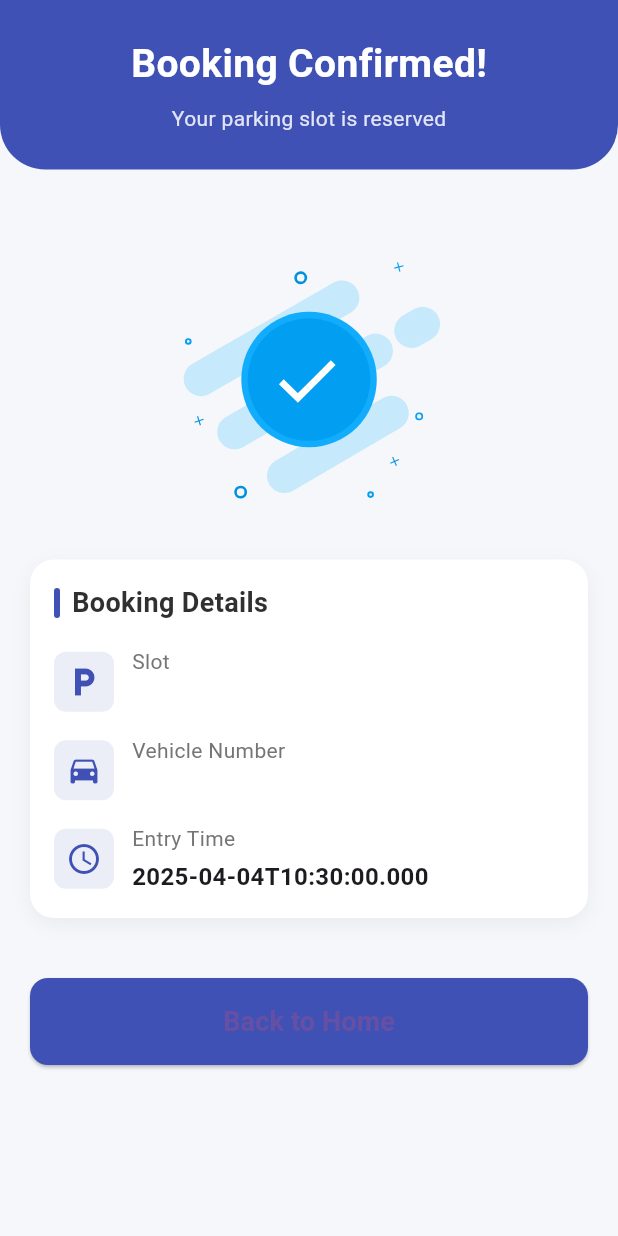
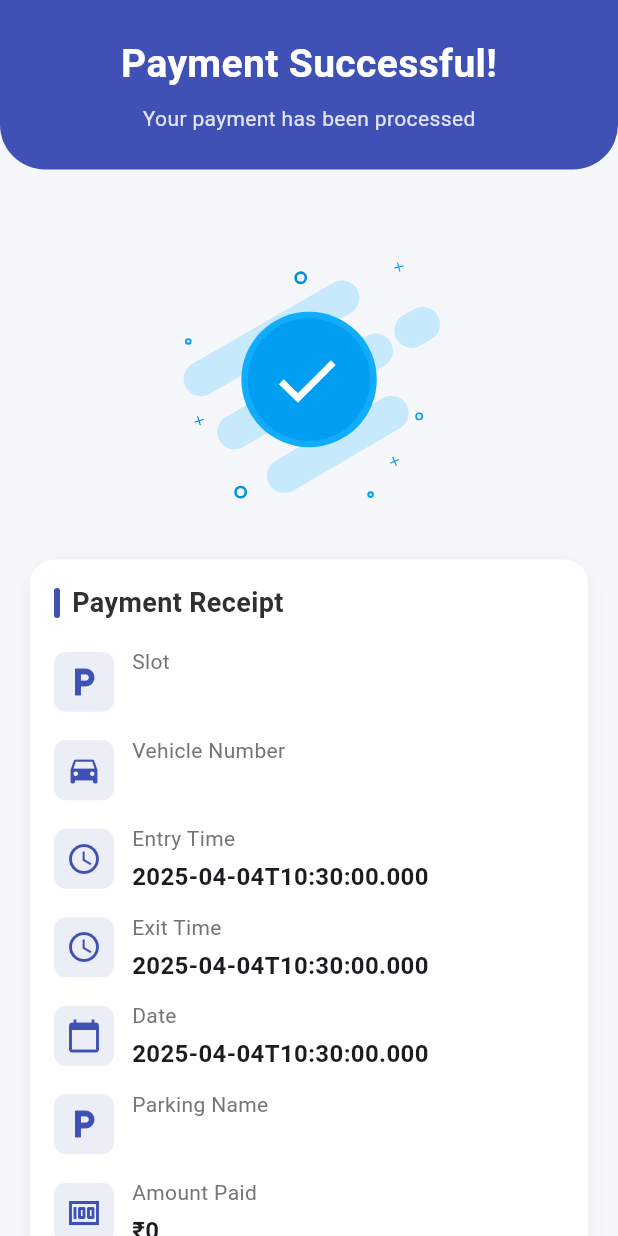
Before and after one commit to ayuktha63/Parking_slot_Booking_Owner, a Flutter app: the SuccessScreen screen opened directly with empty values, on a phone screen of 412 x 824 dp. Run offline on Flutter 3.47's test engine with Material 3 defaults, Android fonts, the phone set to English and light mode, and no system bars; our stand-ins replace google_fonts, lottie; network calls fail.

Commit message:
profile_2

```diff
--- a/lib/success_screen.dart
+++ b/lib/success_screen.dart
@@ -8,6 +8,9 @@ class SuccessScreen extends StatelessWidget {
 
   @override
   Widget build(BuildContext context) {
+    // Determine if this is a payment or booking success based on presence of 'amount'
+    final isPayment = receipt['amount'] != null;
+
     return Scaffold(
       backgroundColor: const Color(0xFFF5F7FA),
       body: SingleChildScrollView(
@@ -26,9 +29,9 @@ class SuccessScreen extends StatelessWidget {
               child: Column(
                 crossAxisAlignment: CrossAxisAlignment.center,
                 children: [
-                  const Text(
-                    "Booking Confirmed!",
-                    style: TextStyle(
+                  Text(
+                    isPayment ? "Payment Successful!" : "Booking Confirmed!",
+                    style: const TextStyle(
                       color: Colors.white,
                       fontSize: 26,
                       fontWeight: FontWeight.bold,
@@ -36,7 +39,9 @@ class SuccessScreen extends StatelessWidget {
                   ),
                   const SizedBox(height: 8),
                   Text(
-                    "Your parking slot is reserved",
+                    isPayment
+                        ? "Your payment has been processed"
+                        : "Your parking slot is reserved",
                     style: TextStyle(
                       color: Colors.white.withOpacity(0.85),
                       fontSize: 14,
@@ -74,7 +79,8 @@ class SuccessScreen extends StatelessWidget {
                     child: Column(
                       crossAxisAlignment: CrossAxisAlignment.start,
                       children: [
-                        _buildSectionTitle("Booking Details"),
+                        _buildSectionTitle(
+                            isPayment ? "Payment Receipt" : "Booking Details"),
                         const SizedBox(height: 16),
                         _buildDetailRow(Icons.local_parking, "Slot",
                             "${receipt['slot_number']}"),
@@ -84,6 +90,26 @@ class SuccessScreen extends StatelessWidget {
                         const SizedBox(height: 12),
                         _buildDetailRow(Icons.access_time, "Entry Time",
                             "${receipt['entry_time']}"),
+                        if (receipt['exit_time'] != null) ...[
+                          const SizedBox(height: 12),
+                          _buildDetailRow(Icons.access_time, "Exit Time",
+                              "${receipt['exit_time']}"),
+                        ],
+                        if (receipt['date'] != null) ...[
+                          const SizedBox(height: 12),
+                          _buildDetailRow(Icons.calendar_today, "Date",
+                              "${receipt['date']}"),
+                        ],
+                        if (receipt['parking_name'] != null) ...[
+                          const SizedBox(height: 12),
+                          _buildDetailRow(Icons.local_parking, "Parking Name",
+                              "${receipt['parking_name']}"),
+                        ],
+                        if (receipt['amount'] != null) ...[
+                          const SizedBox(height: 12),
+                          _buildDetailRow(Icons.money, "Amount Paid",
+                              "₹${receipt['amount']}"),
+                        ],
                       ],
                     ),
                   ),
@@ -101,7 +127,9 @@ class SuccessScreen extends StatelessWidget {
                       child: const Text(
                         "Back to Home",
                         style: TextStyle(
-                            fontSize: 18, fontWeight: FontWeight.bold),
+                            fontSize: 18,
+                            fontWeight: FontWeight.bold,
+                            color: Colors.white),
                       ),
                     ),
                   ),
--- a/pubspec.yaml
+++ b/pubspec.yaml
@@ -20,3 +20,4 @@ flutter:
   uses-material-design: true
   assets:
     - assets/lottie/success.json
+    - assets/lottie/main_car.json
```
Also changed, not shown: lib/home_screen.dart (+48 -3 lines), lib/main.dart (+61 -1 lines).
